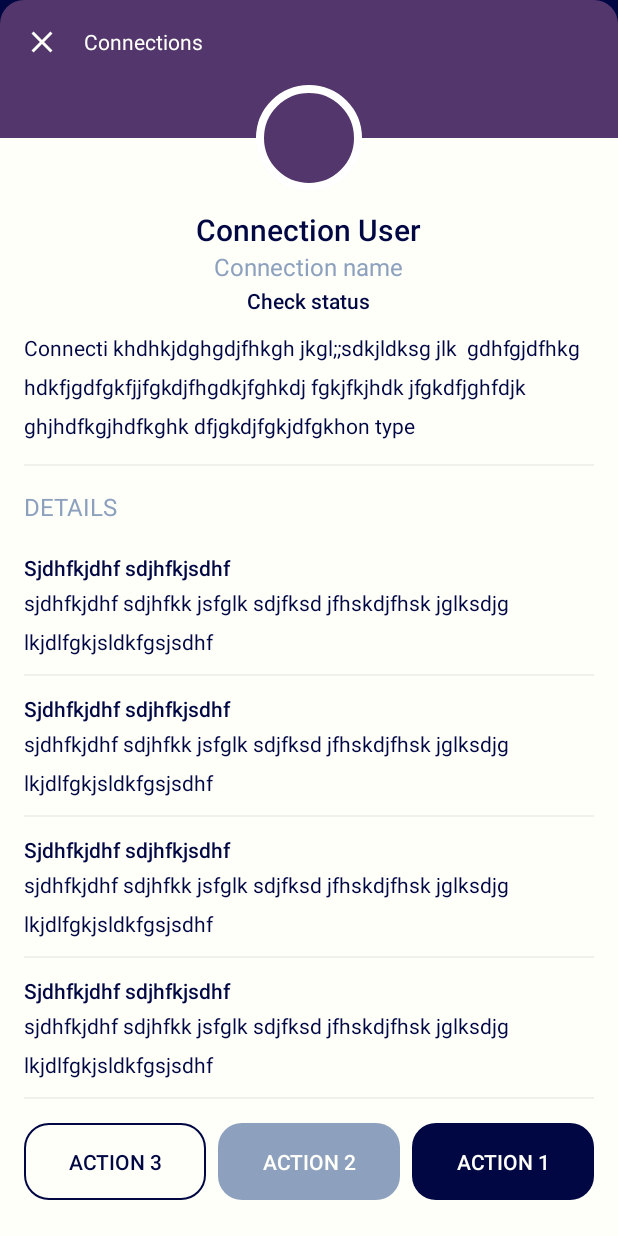
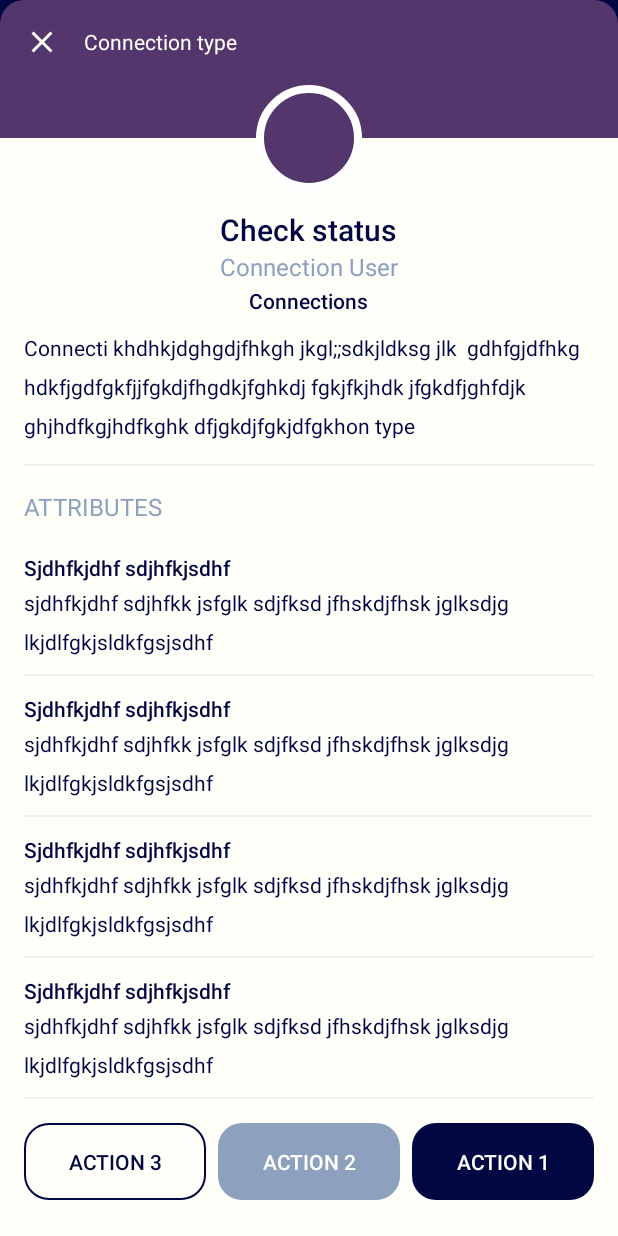
Before and after one commit to Purik/didcomm-messenger, an Android app: the layout fragment_connection_card.xml on its own in the app's theme, with its tools: preview values and no code run, on a phone screen of 412 x 824 dp. Run offline under Robolectric (Android 15) with nearby library versions, the phone set to English and light mode, and no system bars.

Commit message:
fix connection card cancel and design

```diff
--- a/androidApp/src/main/java/com/socialsirius/messenger/sirius_sdk_impl/scenario/Persistent0160Impl.kt
+++ b/androidApp/src/main/java/com/socialsirius/messenger/sirius_sdk_impl/scenario/Persistent0160Impl.kt
@@ -90,10 +90,11 @@ class Persistent0160Impl(
                val id =  invitationEvent?.id
                val pairwise =  WalletPairwiseList.restorePairwise(JSONObject(error))
                 invitationEvent?.let {
+                   val params =  EventRepository.createParams(isAccepted = pairwise != null )
                     eventStorage.eventStore(
                         id ?: "",
                         Pair(pairwise?.their?.did, invitationEvent.message()),
-                        pairwise != null
+                        params
                     )
                 }
 
--- a/androidApp/src/main/java/com/socialsirius/messenger/ui/chats/chat/message/OfferItemMessage.kt
+++ b/androidApp/src/main/java/com/socialsirius/messenger/ui/chats/chat/message/OfferItemMessage.kt
@@ -128,7 +128,7 @@ class OfferItemMessage : BaseItemMessage {
                     isError = !success
                     isAccepted = success
                     errorString = error
-                    commentString = error
+                    commentString = comment
                     stopLoading(id)
                 }
 
@@ -153,7 +153,7 @@ class OfferItemMessage : BaseItemMessage {
                     isError = !success
                     isAccepted = success
                     errorString = error
-                    commentString = error
+                    commentString = null
                     stopLoading(id)
                 }
 
--- a/androidApp/src/main/java/com/socialsirius/messenger/ui/chats/chat/message/ProverItemMessage.kt
+++ b/androidApp/src/main/java/com/socialsirius/messenger/ui/chats/chat/message/ProverItemMessage.kt
@@ -176,7 +176,7 @@ class ProverItemMessage : BaseItemMessage {
                 isError = !success
                 isAccepted = success
                 errorString = error
-                commentString = error
+                commentString = comment
                 stopLoading(id)
             }
 
@@ -200,7 +200,7 @@ class ProverItemMessage : BaseItemMessage {
                     isError = !success
                     isAccepted = success
                     errorString = error
-                    commentString = error
+                    commentString = comment
                     stopLoading(id)
                 }
             })
--- a/androidApp/src/main/java/com/socialsirius/messenger/ui/connections/connectionCard/ConnectionCardViewModel.kt
+++ b/androidApp/src/main/java/com/socialsirius/messenger/ui/connections/connectionCard/ConnectionCardViewModel.kt
@@ -111,12 +111,14 @@ class ConnectionCardViewModel @Inject constructor() : BaseViewModel() {
         var action1Text: String? = null
         var action2Text: String? = "Details"
         var action3Text: String? = null
-        val dateTime = DateUtils.parseDateToHhmmString(item.date)
+        val dateTime = DateUtils.getStringFromDate(item.date,DateUtils.PATTERN_DATETIME_DOT,false)
         val status = item.getStatusString()
-        connectionDateLiveData.postValue("$status:$dateTime")
         if (item.isAccepted) {
+            connectionDateLiveData.postValue("$status at $dateTime")
         } else if (item.isError) {
+            connectionDateLiveData.postValue("$status at $dateTime")
         } else {
+            connectionDateLiveData.postValue(status)
             action1Text = "Accept"
             action3Text = "Cancel"
         }
--- a/androidApp/src/main/res/layout/fragment_connection_card.xml
+++ b/androidApp/src/main/res/layout/fragment_connection_card.xml
@@ -1,5 +1,6 @@
 <?xml version="1.0" encoding="utf-8"?>
-<layout xmlns:app="http://schemas.android.com/apk/res-auto"
+<layout xmlns:android="http://schemas.android.com/apk/res/android"
+    xmlns:app="http://schemas.android.com/apk/res-auto"
     xmlns:tools="http://schemas.android.com/tools">
 
     <data>
@@ -9,7 +10,6 @@
     </data>
 
     <androidx.constraintlayout.widget.ConstraintLayout
-        xmlns:android="http://schemas.android.com/apk/res/android"
         android:orientation="vertical"
         android:layout_width="match_parent"
         android:layout_height="match_parent"
@@ -43,14 +43,17 @@
                 app:tint="@color/backgroundColor" />
 
             <TextView
-                android:id="@+id/topViewName"
+
                 style="@style/Body2"
                 android:textColor="@color/backgroundColor"
                 android:layout_width="match_parent"
                 android:layout_height="wrap_content"
                 android:layout_weight="1"
                 android:gravity="center_vertical"
-                android:text="@string/list_of_connections" />
+                android:id="@+id/connectionTypeTextView"
+                tools:text="Connection type"
+
+                />
 
         </LinearLayout>
 
@@ -93,29 +96,35 @@
 
                 <TextView
                     style="@style/Headline6"
-                    android:id="@+id/connectionUserTextView"
+                    android:id="@+id/connectionSubheaderTextView"
+                    tools:text="Check status"
                     android:layout_width="wrap_content"
                     android:layout_height="wrap_content"
                     android:layout_gravity="center_horizontal"
-                    tools:text="Connection User"/>
+                   />
 
                 <TextView
                     style="@style/Subtitle1"
                     android:textColor="@color/hintColor"
-                    android:id="@+id/connectionTypeTextView"
+
                     android:layout_width="wrap_content"
                     android:layout_height="wrap_content"
                     android:layout_gravity="center_horizontal"
-                    tools:text="Connection name"/>
+
+                    android:id="@+id/connectionUserTextView"
+                    tools:text="Connection User"
+                    />
 
                 <TextView
                     style="@style/Subtitle2"
                     android:layout_marginTop="2dp"
-                    android:id="@+id/connectionSubheaderTextView"
+                    android:id="@+id/topViewName"
+                    android:text="@string/list_of_connections"
                     android:layout_width="wrap_content"
                     android:layout_height="wrap_content"
                     android:layout_gravity="center_horizontal"
-                    tools:text="Check status"/>
+
+                   />
 
                 <TextView
                     style="@style/Body2"
@@ -144,7 +153,8 @@
                         android:layout_width="wrap_content"
                         android:layout_height="wrap_content"
                         android:layout_marginTop="@dimen/common_gap_16"
-                        android:text="DETAILS"/>
+                        android:textAllCaps="true"
+                        android:text="Attributes"/>
 
                     <TextView
                         android:id="@+id/warningTextView"
@@ -170,13 +180,13 @@
                     <androidx.recyclerview.widget.RecyclerView
                         android:id="@+id/detailsRecyclerView"
                         android:layout_width="match_parent"
+                        android:layout_height="wrap_content"
                         android:layout_marginTop="@dimen/common_gap_8"
+                        android:nestedScrollingEnabled="false"
                         android:orientation="vertical"
+                        app:layoutManager="androidx.recyclerview.widget.LinearLayoutManager"
                         tools:itemCount="4"
-                        tools:listitem="@layout/item_details_data"
-                        android:nestedScrollingEnabled="false"
-                        app:layoutManager="androidx.recyclerview.widget.LinearLayoutManager"
-                        android:layout_height="wrap_content"/>
+                        tools:listitem="@layout/item_details_data" />
 
                 </LinearLayout>
 
```
Also changed, not shown: androidApp/src/main/java/com/socialsirius/messenger/repository/EventRepository.kt (+41 -2 lines).
